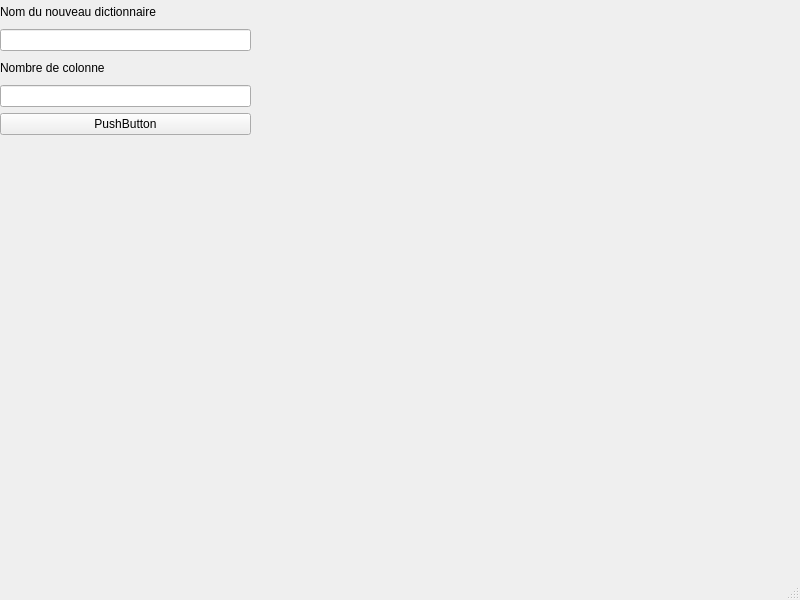
First picture: the form in newvocab.ui, repository EldernXa/LearnVocab, before the edit.
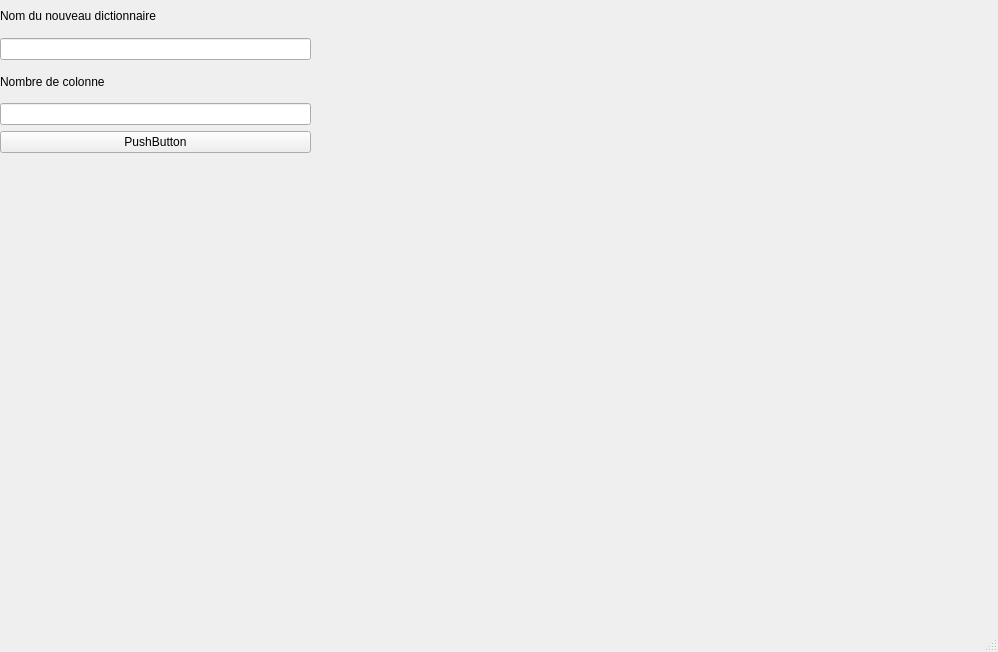
Second picture: the form after the edit.

```diff
--- a/newvocab.ui
+++ b/newvocab.ui
@@ -6,8 +6,8 @@
    <rect>
     <x>0</x>
     <y>0</y>
-    <width>800</width>
-    <height>600</height>
+    <width>998</width>
+    <height>652</height>
    </rect>
   </property>
   <property name="windowTitle">
@@ -19,20 +19,20 @@
      <rect>
       <x>0</x>
       <y>0</y>
-      <width>251</width>
-      <height>141</height>
+      <width>991</width>
+      <height>631</height>
      </rect>
     </property>
     <property name="autoFillBackground">
      <bool>false</bool>
     </property>
-    <widget class="QWidget" name="">
+    <widget class="QWidget" name="layoutWidget">
      <property name="geometry">
       <rect>
        <x>0</x>
        <y>0</y>
-       <width>251</width>
-       <height>135</height>
+       <width>311</width>
+       <height>191</height>
       </rect>
      </property>
      <layout class="QVBoxLayout" name="layoutForCreateNewVocab">
@@ -63,6 +63,13 @@
         </property>
        </widget>
       </item>
+      <item>
+       <widget class="QLabel" name="labelError">
+        <property name="text">
+         <string/>
+        </property>
+       </widget>
+      </item>
      </layout>
     </widget>
    </widget>
@@ -72,7 +79,7 @@
     <rect>
      <x>0</x>
      <y>0</y>
-     <width>800</width>
+     <width>998</width>
      <height>22</height>
     </rect>
    </property>
```
